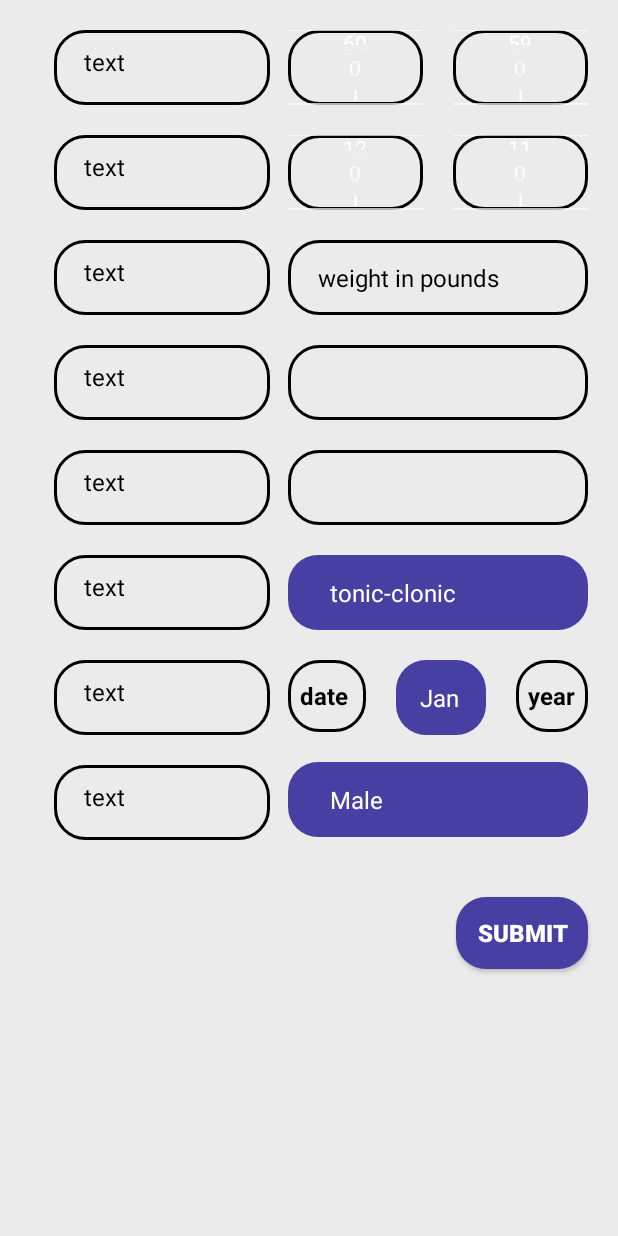
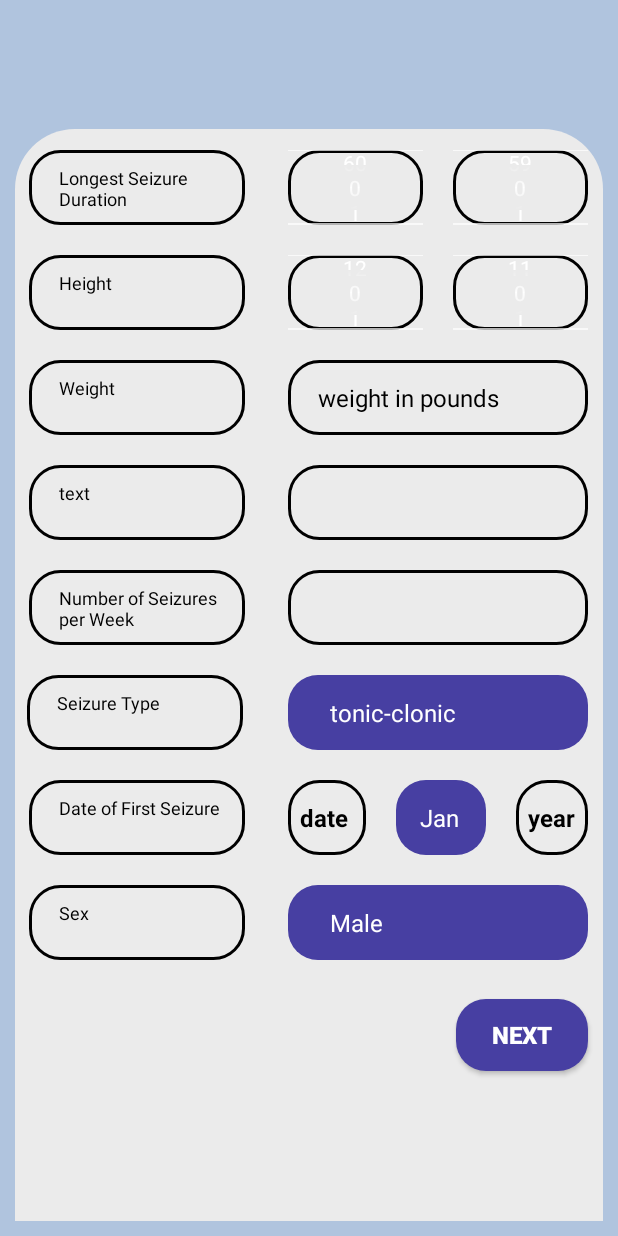
Before and after one commit to pjahanlou/senior-capstone-project, an Android app: the QuestionnaireMedical screen opened directly, with no data from a screen before it, on a phone screen of 412 x 824 dp. Run offline under Robolectric (Android 15) with nearby library versions, the phone set to English and light mode, and no system bars; our stand-ins replace Firebase (no records; nobody signed in at launch, a user with empty details on screens opened directly).

Commit message:
“Touched_up_UI”

```diff
--- a/app/src/main/java/com/example/seizuredetectionapp/ContactsAdapter.java
+++ b/app/src/main/java/com/example/seizuredetectionapp/ContactsAdapter.java
@@ -67,8 +67,6 @@ public class ContactsAdapter extends RecyclerView.Adapter<ContactsAdapter.UserVi
                 public void onClick(View view) {
                     String textName = name.getText().toString().trim();
                     String textPhoneNumber = phoneNumber.getText().toString().trim();
-                    //HashMap<String, String> contactHashMap = new HashMap<>();
-                    //contactHashMap.put(textName, textPhoneNumber);
                     Log.d("demo", "button Clicked on contact: " + textPhoneNumber);
                     if(listOfContacts.contains(textPhoneNumber) == false){
                         listOfContacts.add(textPhoneNumber);
--- a/app/src/main/java/com/example/seizuredetectionapp/QuestionnaireMedical.java
+++ b/app/src/main/java/com/example/seizuredetectionapp/QuestionnaireMedical.java
@@ -51,7 +51,6 @@ public class QuestionnaireMedical extends AppCompatActivity implements View.OnCl
         seizureType = findViewById(R.id.seizureType);
         sexInput = findViewById(R.id.sexInput);
 
-        //seizureStart = findViewById(R.id.seizureStartButton);
         submitQuestionnaireMedical = findViewById(R.id.submitQuestionnaireMedical);
 
         seizureDurationMinutes.setMinValue(0);
@@ -66,7 +65,6 @@ public class QuestionnaireMedical extends AppCompatActivity implements View.OnCl
         heightInches.setMinValue(0);
         heightInches.setMaxValue(11);
 
-        //seizureStart.setOnClickListener(this);
         submitQuestionnaireMedical.setOnClickListener(this);
     }
 
--- a/app/src/main/res/layout/activity_questionnaire_medical.xml
+++ b/app/src/main/res/layout/activity_questionnaire_medical.xml
@@ -10,7 +10,7 @@
         android:id="@+id/constraintLayout"
         android:layout_width="match_parent"
         android:layout_height="0dp"
-        android:background="@color/Platinum"
+        android:background="@color/LightSteelBlue"
         app:layout_constraintBottom_toBottomOf="parent"
         app:layout_constraintEnd_toEndOf="parent"
         app:layout_constraintHorizontal_bias="1.0"
@@ -18,10 +18,23 @@
         app:layout_constraintTop_toTopOf="parent"
         app:layout_constraintVertical_bias="0.0">
 
+        <ImageView
+            android:id="@+id/imageView"
+            android:layout_width="match_parent"
+            android:layout_marginHorizontal="10dp"
+            android:layout_height="match_parent"
+            android:layout_marginBottom="10dp"
+            android:layout_marginTop="86dp"
+            app:layout_constraintBottom_toBottomOf="parent"
+            app:layout_constraintEnd_toEndOf="parent"
+            app:layout_constraintStart_toStartOf="parent"
+            app:layout_constraintTop_toTopOf="parent"
+            app:srcCompat="@drawable/vie_bg" />
+
         <EditText
             android:id="@+id/seizureStartYear"
             android:layout_width="48dp"
-            android:layout_height="48dp"
+            android:layout_height="50dp"
             android:layout_marginTop="20dp"
             android:layout_marginEnd="20dp"
             android:background="@drawable/edit_text_bg"
@@ -38,7 +51,79 @@
             app:layout_constraintTop_toBottomOf="@+id/seizureType" />
 
         <TextView
-            android:id="@+id/allContacts3"
+            android:id="@+id/textHelp2"
+            android:layout_width="144dp"
+            android:layout_height="50dp"
+            android:layout_marginTop="20dp"
+            android:layout_marginEnd="10dp"
+            android:background="@drawable/edit_text_bg"
+            android:paddingLeft="20dp"
+            android:paddingTop="10dp"
+            android:paddingBottom="10dp"
+            android:text="Height"
+            android:textColor="@color/black"
+            android:textColorHint="@color/black"
+            android:textSize="12dp"
+            app:layout_constraintEnd_toStartOf="@+id/heightInputFeet"
+            app:layout_constraintStart_toStartOf="parent"
+            app:layout_constraintTop_toBottomOf="@+id/textHelp" />
+
+        <TextView
+            android:id="@+id/textHelp3"
+            android:layout_width="144dp"
+            android:layout_height="50dp"
+            android:layout_marginTop="20dp"
+            android:layout_marginEnd="10dp"
+            android:background="@drawable/edit_text_bg"
+            android:paddingLeft="20dp"
+            android:paddingTop="10dp"
+            android:paddingBottom="10dp"
+            android:text="Weight"
+            android:textColor="@color/black"
+            android:textColorHint="@color/black"
+            android:textSize="12dp"
+            app:layout_constraintEnd_toStartOf="@+id/weightInput"
+            app:layout_constraintStart_toStartOf="parent"
+            app:layout_constraintTop_toBottomOf="@+id/textHelp2" />
+
+        <TextView
+            android:id="@+id/textHelp4"
+            android:layout_width="144dp"
+            android:layout_height="50dp"
+            android:layout_marginTop="20dp"
+            android:layout_marginEnd="10dp"
+            android:background="@drawable/edit_text_bg"
+            android:paddingLeft="20dp"
+            android:paddingTop="10dp"
+            android:paddingBottom="10dp"
+            android:text="text"
+            android:textColor="@color/black"
+            android:textColorHint="@color/black"
+            android:textSize="12dp"
+            app:layout_constraintEnd_toStartOf="@+id/averageSeizureTime"
+            app:layout_constraintStart_toStartOf="parent"
+            app:layout_constraintTop_toBottomOf="@+id/textHelp3" />
+
+        <TextView
+            android:id="@+id/textHelp5"
+            android:layout_width="144dp"
+            android:layout_height="50dp"
+            android:layout_marginTop="20dp"
+            android:layout_marginEnd="10dp"
+            android:background="@drawable/edit_text_bg"
+            android:paddingLeft="20dp"
+            android:paddingTop="10dp"
+            android:paddingBottom="10dp"
+            android:text="Number of Seizures per Week"
+            android:textColor="@color/black"
+            android:textColorHint="@color/black"
+            android:textSize="12dp"
+            app:layout_constraintEnd_toStartOf="@+id/seizureFrequency"
+            app:layout_constraintStart_toStartOf="parent"
+            app:layout_constraintTop_toBottomOf="@+id/textHelp4" />
+
+        <TextView
+            android:id="@+id/textHelp6"
             android:layout_width="144dp"
             android:layout_height="50dp"
             android:layout_marginTop="20dp"
@@ -47,136 +132,73 @@
             android:paddingLeft="20dp"
             android:paddingTop="10dp"
             android:paddingBottom="10dp"
-            android:text="text"
+            android:text="Seizure Type"
             android:textColor="@color/black"
             android:textColorHint="@color/black"
-            android:textSize="16dp"
-            app:layout_constraintEnd_toStartOf="@+id/heightInputFeet"
-            app:layout_constraintTop_toBottomOf="@+id/allContacts2" />
+            android:textSize="12dp"
+            app:layout_constraintEnd_toStartOf="@+id/seizureType"
+            app:layout_constraintStart_toStartOf="parent"
+            app:layout_constraintTop_toBottomOf="@+id/textHelp5" />
 
         <TextView
-            android:id="@+id/allContacts4"
+            android:id="@+id/textHelp7"
             android:layout_width="144dp"
             android:layout_height="50dp"
             android:layout_marginTop="20dp"
-            android:layout_marginEnd="12dp"
+            android:layout_marginEnd="10dp"
             android:background="@drawable/edit_text_bg"
             android:paddingLeft="20dp"
             android:paddingTop="10dp"
             android:paddingBottom="10dp"
-            android:text="text"
+            android:text="Date of First Seizure"
             android:textColor="@color/black"
             android:textColorHint="@color/black"
-            android:textSize="16dp"
-            app:layout_constraintEnd_toStartOf="@+id/weightInput"
-            app:layout_constraintTop_toBottomOf="@+id/allContacts3" />
+            android:textSize="12dp"
+            app:layout_constraintEnd_toStartOf="@+id/seizureStartDate"
+            app:layout_constraintStart_toStartOf="parent"
+            app:layout_constraintTop_toBottomOf="@+id/textHelp6" />
 
         <TextView
-            android:id="@+id/allContacts5"
+            android:id="@+id/textHelp8"
             android:layout_width="144dp"
             android:layout_height="50dp"
             android:layout_marginTop="20dp"
-            android:layout_marginEnd="12dp"
+            android:layout_marginEnd="10dp"
             android:background="@drawable/edit_text_bg"
             android:paddingLeft="20dp"
             android:paddingTop="10dp"
             android:paddingBottom="10dp"
-            android:text="text"
+            android:text="Sex"
             android:textColor="@color/black"
             android:textColorHint="@color/black"
-            android:textSize="16dp"
-            app:layout_constraintEnd_toStartOf="@+id/averageSeizureTime"
-            app:layout_constraintTop_toBottomOf="@+id/allContacts4" />
+            android:textSize="12dp"
+            app:layout_constraintEnd_toStartOf="@+id/sexInput"
+            app:layout_constraintStart_toStartOf="parent"
+            app:layout_constraintTop_toBottomOf="@+id/textHelp7" />
 
         <TextView
-            android:id="@+id/allContacts6"
+            android:id="@+id/textHelp"
             android:layout_width="144dp"
             android:layout_height="50dp"
-            android:layout_marginTop="20dp"
-            android:layout_marginEnd="12dp"
+            android:layout_marginTop="100dp"
+            android:layout_marginEnd="10dp"
             android:background="@drawable/edit_text_bg"
             android:paddingLeft="20dp"
             android:paddingTop="10dp"
             android:paddingBottom="10dp"
-            android:text="text"
+            android:text="Longest Seizure Duration"
             android:textColor="@color/black"
             android:textColorHint="@color/black"
-            android:textSize="16dp"
-            app:layout_constraintEnd_toStartOf="@+id/seizureFrequency"
-            app:layout_constraintTop_toBottomOf="@+id/allContacts5" />
-
-        <TextView
-            android:id="@+id/allContacts7"
-            android:layout_width="144dp"
-            android:layout_height="50dp"
-            android:layout_marginTop="20dp"
-            android:layout_marginEnd="12dp"
-            android:background="@drawable/edit_text_bg"
-            android:paddingLeft="20dp"
-            android:paddingTop="10dp"
-            android:paddingBottom="10dp"
-            android:text="text"
-            android:textColor="@color/black"
-            android:textColorHint="@color/black"
-            android:textSize="16dp"
-            app:layout_constraintEnd_toStartOf="@+id/seizureType"
-            app:layout_constraintTop_toBottomOf="@+id/allContacts6" />
-
-        <TextView
-            android:id="@+id/allContacts8"
-            android:layout_width="144dp"
-            android:layout_height="50dp"
-            android:layout_marginTop="20dp"
-            android:layout_marginEnd="12dp"
-            android:background="@drawable/edit_text_bg"
-            android:paddingLeft="20dp"
-            android:paddingTop="10dp"
-            android:paddingBottom="10dp"
-            android:text="text"
-            android:textColor="@color/black"
-            android:textColorHint="@color/black"
-            android:textSize="16dp"
-            app:layout_constraintEnd_toStartOf="@+id/seizureStartDate"
-            app:layout_constraintTop_toBottomOf="@+id/allContacts7" />
-
-        <TextView
-            android:id="@+id/allContacts9"
-            android:layout_width="144dp"
-            android:layout_height="50dp"
-            android:layout_marginTop="20dp"
-            android:layout_marginEnd="12dp"
-            android:background="@drawable/edit_text_bg"
-            android:paddingLeft="20dp"
-            android:paddingTop="10dp"
-            android:paddingBottom="10dp"
-            android:text="text"
-            android:textColor="@color/black"
-            android:textColorHint="@color/black"
-            android:textSize="16dp"
-            app:layout_constraintEnd_toStartOf="@+id/sexInput"
-            app:layout_constraintTop_toBottomOf="@+id/allContacts8" />
-
-        <TextView
-            android:id="@+id/allContacts2"
-            android:layout_width="144dp"
-            android:layout_height="50dp"
-            android:layout_marginTop="20dp"
-            android:layout_marginEnd="12dp"
-            android:background="@drawable/edit_text_bg"
-            android:paddingLeft="20dp"
-            android:paddingTop="10dp"
-            android:paddingBottom="10dp"
-            android:text="text"
-            android:textColor="@color/black"
-            android:textColorHint="@color/black"
-            android:textSize="16dp"
+            android:textSize="12dp"
             app:layout_constraintEnd_toStartOf="@+id/seizureDurationMinutes"
+            app:layout_constraintHorizontal_bias="0.514"
+            app:layout_constraintStart_toStartOf="parent"
             app:layout_constraintTop_toTopOf="parent" />
 
         <EditText
             android:id="@+id/seizureStartDate"
             android:layout_width="52dp"
-            android:layout_height="48dp"
+            android:layout_height="50dp"
             android:layout_marginTop="20dp"
             android:layout_marginEnd="20dp"
             android:background="@drawable/edit_text_bg"
@@ -215,7 +237,7 @@
             android:id="@+id/seizureDurationMinutes"
             android:layout_width="90dp"
             android:layout_height="50dp"
-            android:layout_marginTop="20dp"
+            android:layout_marginTop="100dp"
             android:layout_marginEnd="20dp"
             android:background="@drawable/edit_text_bg"
             android:ems="10"
@@ -233,7 +255,7 @@
             android:id="@+id/seizureDurationSeconds"
             android:layout_width="90dp"
             android:layout_height="50dp"
-            android:layout_marginTop="20dp"
+            android:layout_marginTop="100dp"
             android:layout_marginEnd="20dp"
             android:background="@drawable/edit_text_bg"
             android:ems="10"
@@ -381,10 +403,10 @@
             android:id="@+id/submitQuestionnaireMedical"
             android:layout_width="wrap_content"
             android:layout_height="wrap_content"
-            android:layout_marginTop="40dp"
+            android:layout_marginTop="26dp"
             android:layout_marginEnd="20dp"
             android:background="@drawable/button_bg"
-            android:text="Submit"
+            android:text="Next"
             android:textSize="16dp"
             android:textStyle="bold"
             app:layout_constraintEnd_toEndOf="parent"
--- a/app/src/main/res/values/strings.xml
+++ b/app/src/main/res/values/strings.xml
@@ -4,7 +4,7 @@
     <string name="enter_Age">Enter age</string>
     <string name="Input_countdown_time">Time in Seconds</string>
     <string name="Input_emergency_contacts">(___)-___-____</string>
-    <string name="Add_Contact">Add</string>
+    <string name="Add_Contact">Add Emergency Contacts</string>
     <string name="user_email">Email Address</string>
     <string name="user_password">Password</string>
     <string name="login_button">Login</string>
```
Also changed, not shown: app/src/main/java/com/example/seizuredetectionapp/QuestionnairePersonal.java (+1 -13 lines), app/src/main/res/layout/activity_questionnaire_personal.xml (+24 -46 lines), 1 other file.
